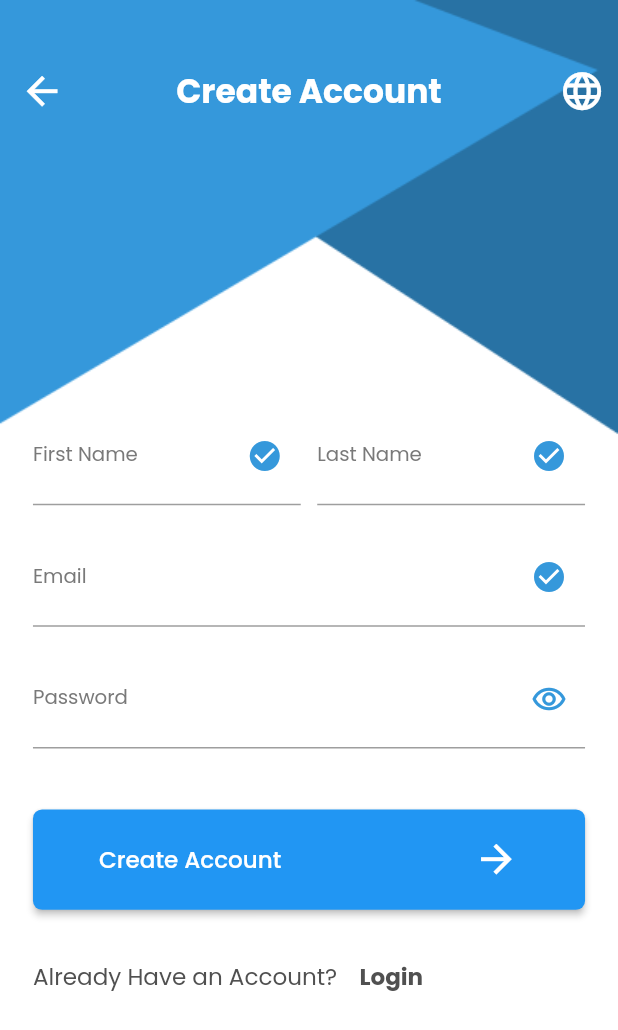
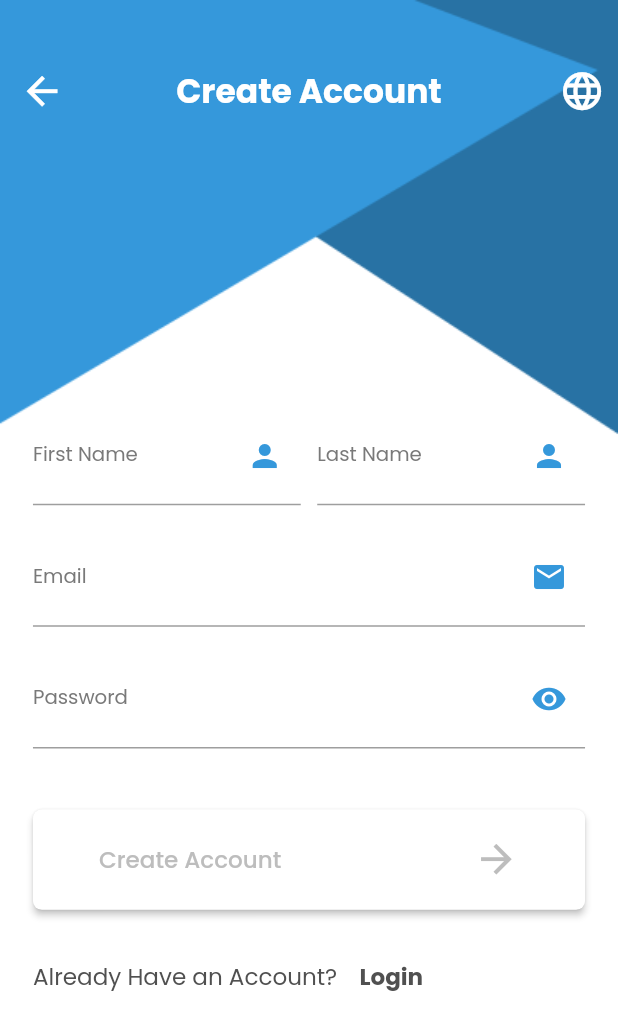
Before and after one commit to heshamgasser/Chat_Application, a Flutter app: the SignUpScreen screen opened by its route, after a tap on "Login", after a tap on "Or Create My Account", on a phone screen of 412 x 824 dp. Shown: the top 1030 px of the screen. Run offline on Flutter 3.47's test engine with Material 2 defaults, Android fonts, the phone set to English and light mode, and no system bars; our stand-ins replace flutter_screenutil, google_fonts.

Commit message:
handle ui

```diff
--- a/lib/screen/sign_in_screen.dart
+++ b/lib/screen/sign_in_screen.dart
@@ -1,11 +1,25 @@
+import 'package:chat_app/layout/home_layout.dart';
 import 'package:chat_app/screen/sign_up_screen.dart';
 import 'package:chat_app/screen/widget/custom_textFormField.dart';
 import 'package:chat_app/style/app_color.dart';
 import 'package:flutter/material.dart';
 import 'package:flutter_screenutil/flutter_screenutil.dart';
 
-class SignInScreen extends StatelessWidget {
+class SignInScreen extends StatefulWidget {
   static const String routeName = 'Sign In Screen';
+
+  @override
+  State<SignInScreen> createState() => _SignInScreenState();
+}
+
+class _SignInScreenState extends State<SignInScreen> {
+  TextEditingController emailController = TextEditingController();
+
+  TextEditingController passwordController = TextEditingController();
+
+  GlobalKey<FormState> formKey = GlobalKey();
+
+  bool securePassword = true;
 
   @override
   Widget build(BuildContext context) {
@@ -29,7 +43,9 @@ class SignInScreen extends StatelessWidget {
             ),
           ],
         ),
-        body: Padding(
+        body: Form(
+          key: formKey,
+          child: Padding(
             padding: EdgeInsets.symmetric(horizontal: 20.w, vertical: 10.h),
             child: Center(
               child: Column(
@@ -44,16 +60,28 @@ class SignInScreen extends StatelessWidget {
                   SizedBox(height: 15.h),
                   CustomTextFormField(
                     labelText: 'Email',
+                    controller: emailController,
+                    email: true,
+                    password: false,
                     suffixIcon:
-                      Icon(Icons.check_circle, color: AppColor.lightBlue),
+                        Icon(Icons.email, color: AppColor.lightBlue),
                   ),
                   SizedBox(height: 15.h),
                   CustomTextFormField(
                     labelText: 'Password',
+                    controller: passwordController,
+                    email: false,
+                    password: securePassword,
                     suffixIcon: IconButton(
-                    onPressed: () {},
+                      onPressed: () {
+                        setState(() {
+                          securePassword = !securePassword;
+                        });
+
+
+                      },
                       icon: Icon(
-                      Icons.remove_red_eye_outlined,
+                        securePassword ? Icons.visibility : Icons.visibility_off,
                         color: AppColor.lightBlue,
                       ),
                     ),
@@ -68,7 +96,11 @@ class SignInScreen extends StatelessWidget {
                   ),
                   SizedBox(height: 15.h),
                   ElevatedButton(
-                  onPressed: () {},
+                    onPressed: () {
+                      if (formKey.currentState!.validate()){
+                        Navigator.pushNamed(context, HomeLayout.routeName);
+                      }
+                    },
                     child: Row(
                       children: [
                         Text(
@@ -100,6 +132,7 @@ class SignInScreen extends StatelessWidget {
             ),
           ),
         ),
+      ),
     );
   }
 }
--- a/lib/screen/sign_up_screen.dart
+++ b/lib/screen/sign_up_screen.dart
@@ -1,11 +1,29 @@
+import 'package:chat_app/layout/home_layout.dart';
 import 'package:chat_app/screen/sign_in_screen.dart';
 import 'package:chat_app/screen/widget/custom_textFormField.dart';
 import 'package:chat_app/style/app_color.dart';
 import 'package:flutter/material.dart';
 import 'package:flutter_screenutil/flutter_screenutil.dart';
 
-class SignUpScreen extends StatelessWidget {
+class SignUpScreen extends StatefulWidget {
   static const String routeName = 'Sign Up Screen';
+
+  @override
+  State<SignUpScreen> createState() => _SignUpScreenState();
+}
+
+class _SignUpScreenState extends State<SignUpScreen> {
+  TextEditingController firstNameController = TextEditingController();
+
+  TextEditingController lastNameController = TextEditingController();
+
+  TextEditingController emailController = TextEditingController();
+
+  TextEditingController passwordController = TextEditingController();
+
+  bool securePassword = true;
+
+  GlobalKey<FormState> formKey = GlobalKey();
 
   @override
   Widget build(BuildContext context) {
@@ -28,7 +46,9 @@ class SignUpScreen extends StatelessWidget {
             ),
           ],
         ),
-        body: Padding(
+        body: Form(
+          key: formKey,
+          child: Padding(
             padding: EdgeInsets.symmetric(horizontal: 20.w, vertical: 10.h),
             child: Column(
               mainAxisAlignment: MainAxisAlignment.center,
@@ -38,52 +58,103 @@ class SignUpScreen extends StatelessWidget {
                   children: [
                     Expanded(
                       child: CustomTextFormField(
+                        controller: firstNameController,
+                        email: false,
+                        password: false,
                         labelText: 'First Name',
                         suffixIcon:
-                          Icon(Icons.check_circle, color: AppColor.lightBlue),
+                            Icon(Icons.person, color: AppColor.lightBlue),
                       ),
                     ),
                     SizedBox(width: 10.w),
                     Expanded(
                       child: CustomTextFormField(
                         labelText: 'Last Name',
+                        controller: lastNameController,
+                        email: false,
+                        password: false,
                         suffixIcon:
-                          Icon(Icons.check_circle, color: AppColor.lightBlue),
+                            Icon(Icons.person, color: AppColor.lightBlue),
                       ),
                     ),
                   ],
                 ),
                 SizedBox(height: 15.h),
                 CustomTextFormField(
+                  controller: emailController,
+                  email: true,
+                  password: false,
                   labelText: 'Email',
-                suffixIcon: Icon(Icons.check_circle, color: AppColor.lightBlue),
+                  suffixIcon:
+                      Icon(Icons.email, color: AppColor.lightBlue),
                 ),
                 SizedBox(height: 15.h),
                 CustomTextFormField(
                   labelText: 'Password',
+                  controller: passwordController,
+                  email: false,
+                  password: securePassword,
                   suffixIcon: IconButton(
-                  onPressed: () {},
+                    onPressed: () {
+                      setState(() {
+                        securePassword = !securePassword;
+                      });
+                    },
                     icon: Icon(
-                    Icons.remove_red_eye_outlined,
+                      securePassword ? Icons.visibility : Icons.visibility_off,
                       color: AppColor.lightBlue,
                     ),
                   ),
                 ),
                 SizedBox(height: 40.h),
-              ElevatedButton(
-                onPressed: () {},
+                IgnorePointer(
+                  ignoring: (firstNameController.text.isEmpty &&
+                          lastNameController.text.isEmpty &&
+                          emailController.text.isEmpty &&
+                          passwordController.text.isEmpty)
+                      ? true
+                      : false,
+                  child: ElevatedButton(
+                    style: ElevatedButton.styleFrom(
+                        backgroundColor: (firstNameController.text.isEmpty &&
+                                lastNameController.text.isEmpty &&
+                                emailController.text.isEmpty &&
+                                passwordController.text.isEmpty)
+                            ? Colors.white
+                            : AppColor.lightBlue),
+                    onPressed: () {
+                      if (formKey.currentState!.validate()) {
+                        Navigator.pushNamed(context, HomeLayout.routeName);
+                      }
+                    },
                     child: Row(
                       children: [
                         Text(
                           'Create Account',
-                      style: Theme.of(context).textTheme.labelMedium,
+                          style: Theme.of(context)
+                              .textTheme
+                              .labelMedium!
+                              .copyWith(
+                                  color: (firstNameController.text.isEmpty &&
+                                          lastNameController.text.isEmpty &&
+                                          emailController.text.isEmpty &&
+                                          passwordController.text.isEmpty)
+                                      ? Color(0xFFBDBDBD)
+                                      : Colors.white),
                         ),
                         Spacer(),
                         Icon(
                           Icons.arrow_forward_outlined,
+                          color: (firstNameController.text.isEmpty &&
+                                  lastNameController.text.isEmpty &&
+                                  emailController.text.isEmpty &&
+                                  passwordController.text.isEmpty)
+                              ? Color(0xFFBDBDBD)
+                              : Colors.white,
                           size: 30.r,
                         )
                       ],
+                    ),
                   ),
                 ),
                 SizedBox(
@@ -97,7 +168,8 @@ class SignUpScreen extends StatelessWidget {
                     ),
                     TextButton(
                         onPressed: () {
-                        Navigator.pushReplacementNamed(context, SignInScreen.routeName);
+                          Navigator.pushReplacementNamed(
+                              context, SignInScreen.routeName);
                         },
                         child: Text('Login',
                             style: Theme.of(context)
@@ -110,6 +182,7 @@ class SignUpScreen extends StatelessWidget {
             ),
           ),
         ),
+      ),
     );
   }
 }
--- a/lib/screen/widget/custom_textFormField.dart
+++ b/lib/screen/widget/custom_textFormField.dart
@@ -6,12 +6,49 @@ class CustomTextFormField extends StatelessWidget {
   String labelText;
   Widget suffixIcon;
 
+  // bool text;
+  bool email;
+  bool password;
+  TextEditingController controller;
 
-  CustomTextFormField({required this.labelText,required this.suffixIcon});
+  CustomTextFormField(
+      {required this.labelText,
+      required this.suffixIcon,
+      // required this.text,
+      required this.email,
+      required this.password,
+      required this.controller});
 
   @override
   Widget build(BuildContext context) {
     return TextFormField(
+      autovalidateMode: AutovalidateMode.onUserInteraction,
+      controller: controller,
+      obscureText: password,
+      validator: (value) {
+        if (value == null || value.isEmpty) {
+          return 'Field Required';
+        }
+
+        if (email) {
+          final bool emailValid = RegExp(
+                  r"^[a-zA-Z0-9.a-zA-Z0-9.!#$%&'*+-/=?^_`{|}~]+@[a-zA-Z0-9]+\.[a-zA-Z]+")
+              .hasMatch(value);
+          if (!emailValid) {
+            return 'Email not Valid';
+          }
+        }
+
+        if (password) {
+          final bool passwordVaild = RegExp(
+                  r'^(?=.*?[A-Z])(?=.*?[a-z])(?=.*?[0-9])(?=.*?[!@#\$&*~]).{8,}$')
+              .hasMatch(value);
+          if (!passwordVaild) {
+            return 'Password not Valid';
+          }
+        }
+        return null;
+      },
       style: Theme.of(context).textTheme.labelLarge,
       decoration: InputDecoration(
           border: UnderlineInputBorder(
@@ -19,8 +56,7 @@ class CustomTextFormField extends StatelessWidget {
           ),
           suffixIcon: suffixIcon,
           labelText: labelText,
-        labelStyle: Theme.of(context).textTheme.displaySmall
-      ),
+          labelStyle: Theme.of(context).textTheme.displaySmall),
     );
   }
 }
```
Also changed, not shown: lib/layout/home_layout.dart (+10 -1 lines). Lines whose indentation alone changed are shown as unchanged.
